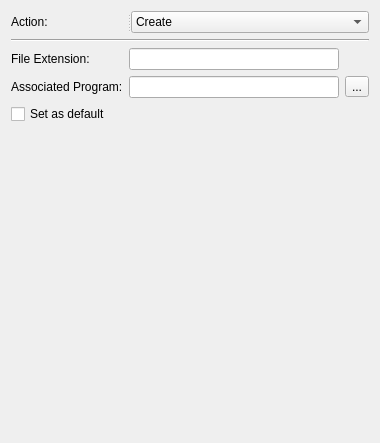
august-alt/policy-preferences-editor-prototype, file src/apps/mvvm-folders/folder_options/openwithwidget.ui: the form before one commit.
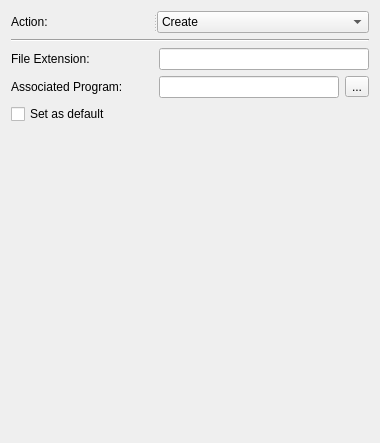
The form after the commit.

What changed in the file:
```diff
--- a/src/apps/mvvm-folders/folder_options/openwithwidget.ui
+++ b/src/apps/mvvm-folders/folder_options/openwithwidget.ui
@@ -23,6 +23,24 @@
    </item>
    <item row="2" column="0">
     <widget class="QLabel" name="fileLabel">
+     <property name="sizePolicy">
+      <sizepolicy hsizetype="Fixed" vsizetype="Preferred">
+       <horstretch>0</horstretch>
+       <verstretch>0</verstretch>
+      </sizepolicy>
+     </property>
+     <property name="minimumSize">
+      <size>
+       <width>142</width>
+       <height>0</height>
+      </size>
+     </property>
+     <property name="maximumSize">
+      <size>
+       <width>142</width>
+       <height>16777215</height>
+      </size>
+     </property>
      <property name="font">
       <font>
        <pointsize>9</pointsize>
@@ -36,15 +54,26 @@
      </property>
     </widget>
    </item>
-   <item row="2" column="1">
-    <widget class="QLineEdit" name="fileLineEdit">
-     <property name="text">
-      <string/>
-     </property>
-    </widget>
-   </item>
    <item row="3" column="0">
     <widget class="QLabel" name="associatedProgramLabel">
+     <property name="sizePolicy">
+      <sizepolicy hsizetype="Fixed" vsizetype="Preferred">
+       <horstretch>0</horstretch>
+       <verstretch>0</verstretch>
+      </sizepolicy>
+     </property>
+     <property name="minimumSize">
+      <size>
+       <width>142</width>
+       <height>0</height>
+      </size>
+     </property>
+     <property name="maximumSize">
+      <size>
+       <width>142</width>
+       <height>16777215</height>
+      </size>
+     </property>
      <property name="font">
       <font>
        <pointsize>9</pointsize>
@@ -101,6 +130,24 @@
       <enum>Qt::Horizontal</enum>
      </property>
      <widget class="QLabel" name="actionLabel">
+      <property name="sizePolicy">
+       <sizepolicy hsizetype="Fixed" vsizetype="Preferred">
+        <horstretch>0</horstretch>
+        <verstretch>0</verstretch>
+       </sizepolicy>
+      </property>
+      <property name="minimumSize">
+       <size>
+        <width>142</width>
+        <height>0</height>
+       </size>
+      </property>
+      <property name="maximumSize">
+       <size>
+        <width>142</width>
+        <height>16777215</height>
+       </size>
+      </property>
       <property name="text">
        <string>Action:</string>
       </property>
@@ -135,6 +182,13 @@
      </widget>
     </widget>
    </item>
+   <item row="2" column="1" colspan="2">
+    <widget class="QLineEdit" name="fileLineEdit">
+     <property name="text">
+      <string/>
+     </property>
+    </widget>
+   </item>
   </layout>
  </widget>
  <tabstops>
```
